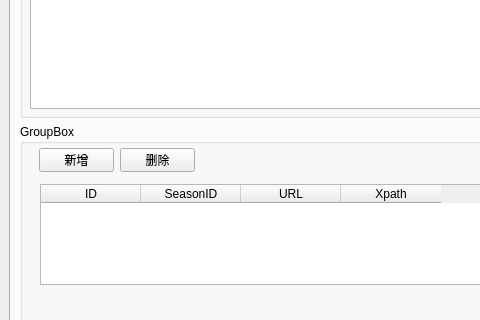
Old version of the form ui_sprawl.ui in the repository xuyuliang/sprawl; both pictures show x 0 to 480 and y 146 to 466 of the 800 by 886 pixel window.
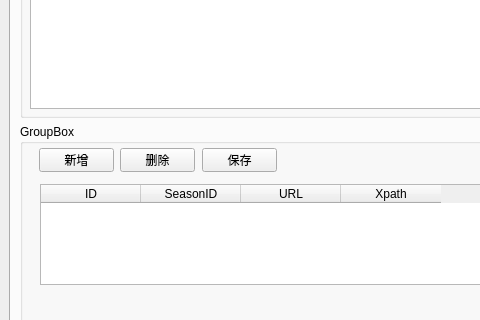
New version of the form.

```diff
--- a/ui_sprawl.ui
+++ b/ui_sprawl.ui
@@ -210,6 +210,19 @@
             </property>
            </column>
           </widget>
+          <widget class="QPushButton" name="btnSaveDownloadURL">
+           <property name="geometry">
+            <rect>
+             <x>182</x>
+             <y>24</y>
+             <width>75</width>
+             <height>24</height>
+            </rect>
+           </property>
+           <property name="text">
+            <string>保存</string>
+           </property>
+          </widget>
          </widget>
         </item>
        </layout>
```
